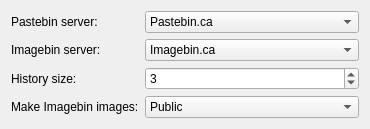
Qt form applets/pastebin/pastebinConfig.ui (KDE/kdeplasma-addons) before a commit.
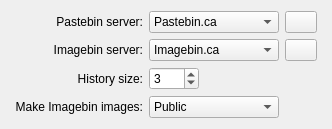
The same form after that commit. Custom widgets are drawn as their Qt base class.

Commit message: Fix compilation problems, update the config dialog. Custom servers still not working. I'm going to finish the config dialog later and make it work properly with custom servers.

The edit to the form file:
```diff
--- a/applets/pastebin/pastebinConfig.ui
+++ b/applets/pastebin/pastebinConfig.ui
@@ -6,19 +6,36 @@
    <rect>
     <x>0</x>
     <y>0</y>
-    <width>370</width>
-    <height>126</height>
+    <width>332</width>
+    <height>128</height>
    </rect>
   </property>
   <property name="windowTitle">
    <string>Pastebin Config Dialog</string>
   </property>
-  <layout class="QFormLayout" name="formLayout">
+  <layout class="QGridLayout" name="gridLayout_2">
+   <item row="0" column="0">
+    <layout class="QGridLayout" name="gridLayout">
+     <property name="sizeConstraint">
+      <enum>QLayout::SetDefaultConstraint</enum>
+     </property>
    <item row="0" column="0">
     <widget class="QLabel" name="textServerLabel">
+       <property name="maximumSize">
+        <size>
+         <width>200</width>
+         <height>16777215</height>
+        </size>
+       </property>
+       <property name="layoutDirection">
+        <enum>Qt::LeftToRight</enum>
+       </property>
      <property name="text">
       <string>Pastebin server:</string>
      </property>
+       <property name="alignment">
+        <set>Qt::AlignRight|Qt::AlignTrailing|Qt::AlignVCenter</set>
+       </property>
      <property name="buddy">
       <cstring>textServer</cstring>
      </property>
@@ -26,6 +43,18 @@
    </item>
    <item row="0" column="1">
     <widget class="KComboBox" name="textServer">
+       <property name="sizePolicy">
+        <sizepolicy hsizetype="Minimum" vsizetype="Fixed">
+         <horstretch>0</horstretch>
+         <verstretch>0</verstretch>
+        </sizepolicy>
+       </property>
+       <property name="maximumSize">
+        <size>
+         <width>130</width>
+         <height>16777215</height>
+        </size>
+       </property>
      <item>
       <property name="text">
        <string>Pastebin.ca</string>
@@ -40,9 +69,21 @@
    </item>
    <item row="1" column="0">
     <widget class="QLabel" name="imageServerLabel">
+       <property name="maximumSize">
+        <size>
+         <width>200</width>
+         <height>16777215</height>
+        </size>
+       </property>
+       <property name="layoutDirection">
+        <enum>Qt::LeftToRight</enum>
+       </property>
      <property name="text">
       <string>Imagebin server:</string>
      </property>
+       <property name="alignment">
+        <set>Qt::AlignRight|Qt::AlignTrailing|Qt::AlignVCenter</set>
+       </property>
      <property name="buddy">
       <cstring>imageServer</cstring>
      </property>
@@ -50,6 +91,18 @@
    </item>
    <item row="1" column="1">
     <widget class="KComboBox" name="imageServer">
+       <property name="sizePolicy">
+        <sizepolicy hsizetype="Minimum" vsizetype="Fixed">
+         <horstretch>0</horstretch>
+         <verstretch>0</verstretch>
+        </sizepolicy>
+       </property>
+       <property name="maximumSize">
+        <size>
+         <width>130</width>
+         <height>16777215</height>
+        </size>
+       </property>
      <item>
       <property name="text">
        <string>Imagebin.ca</string>
@@ -69,9 +122,21 @@
    </item>
    <item row="2" column="0">
     <widget class="QLabel" name="historySizeLabel">
+       <property name="maximumSize">
+        <size>
+         <width>200</width>
+         <height>16777215</height>
+        </size>
+       </property>
+       <property name="layoutDirection">
+        <enum>Qt::LeftToRight</enum>
+       </property>
      <property name="text">
       <string>History size:</string>
      </property>
+       <property name="alignment">
+        <set>Qt::AlignRight|Qt::AlignTrailing|Qt::AlignVCenter</set>
+       </property>
      <property name="buddy">
       <cstring>historySize</cstring>
      </property>
@@ -79,6 +144,12 @@
    </item>
    <item row="2" column="1">
     <widget class="KIntSpinBox" name="historySize">
+       <property name="maximumSize">
+        <size>
+         <width>50</width>
+         <height>16777215</height>
+        </size>
+       </property>
      <property name="value">
       <number>3</number>
      </property>
@@ -86,9 +157,21 @@
    </item>
    <item row="3" column="0">
     <widget class="QLabel" name="imagePrivacyLabel">
+       <property name="maximumSize">
+        <size>
+         <width>200</width>
+         <height>16777215</height>
+        </size>
+       </property>
+       <property name="layoutDirection">
+        <enum>Qt::LeftToRight</enum>
+       </property>
      <property name="text">
       <string>Make Imagebin images:</string>
      </property>
+       <property name="alignment">
+        <set>Qt::AlignRight|Qt::AlignTrailing|Qt::AlignVCenter</set>
+       </property>
      <property name="buddy">
       <cstring>imagePrivacy</cstring>
      </property>
@@ -96,6 +179,12 @@
    </item>
    <item row="3" column="1">
     <widget class="KComboBox" name="imagePrivacy">
+       <property name="sizePolicy">
+        <sizepolicy hsizetype="Minimum" vsizetype="Fixed">
+         <horstretch>0</horstretch>
+         <verstretch>0</verstretch>
+        </sizepolicy>
+       </property>
      <item>
       <property name="text">
        <string>Public</string>
@@ -108,9 +197,66 @@
      </item>
     </widget>
    </item>
+     <item row="0" column="2">
+      <widget class="KIconButton" name="editTextServer">
+       <property name="sizePolicy">
+        <sizepolicy hsizetype="Minimum" vsizetype="Minimum">
+         <horstretch>0</horstretch>
+         <verstretch>0</verstretch>
+        </sizepolicy>
+       </property>
+       <property name="maximumSize">
+        <size>
+         <width>32</width>
+         <height>26</height>
+        </size>
+       </property>
+       <property name="icon">
+        <string>document-edit</string>
+       </property>
+       <property name="iconSize">
+        <number>16</number>
+       </property>
+       <property name="strictIconSize">
+        <bool>false</bool>
+       </property>
+      </widget>
+     </item>
+     <item row="1" column="2">
+      <widget class="KIconButton" name="editImageServer">
+       <property name="sizePolicy">
+        <sizepolicy hsizetype="Minimum" vsizetype="Minimum">
+         <horstretch>0</horstretch>
+         <verstretch>0</verstretch>
+        </sizepolicy>
+       </property>
+       <property name="maximumSize">
+        <size>
+         <width>32</width>
+         <height>26</height>
+        </size>
+       </property>
+       <property name="icon">
+        <string>document-edit</string>
+       </property>
+       <property name="iconSize">
+        <number>16</number>
+       </property>
+       <property name="strictIconSize">
+        <bool>false</bool>
+       </property>
+      </widget>
+     </item>
+    </layout>
+   </item>
   </layout>
  </widget>
  <customwidgets>
+  <customwidget>
+   <class>KIconButton</class>
+   <extends>QPushButton</extends>
+   <header>kicondialog.h</header>
+  </customwidget>
   <customwidget>
    <class>KIntSpinBox</class>
    <extends>QSpinBox</extends>
```
Lines whose indentation alone changed are shown as unchanged. The commit also changes 3 other files.
